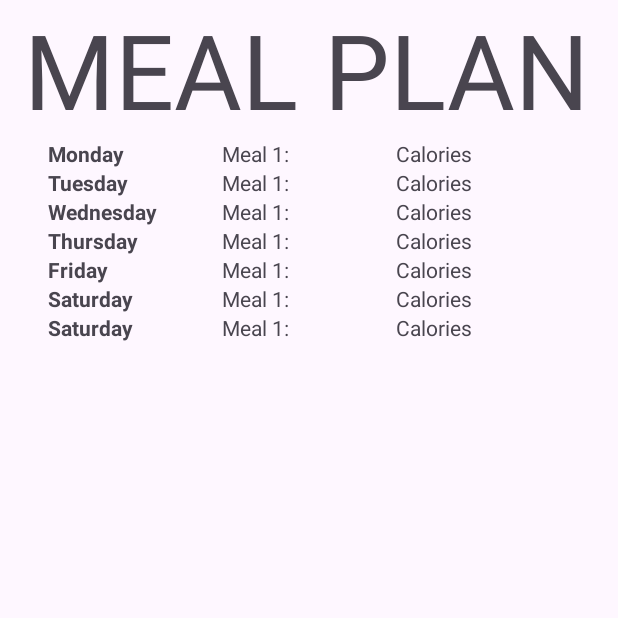
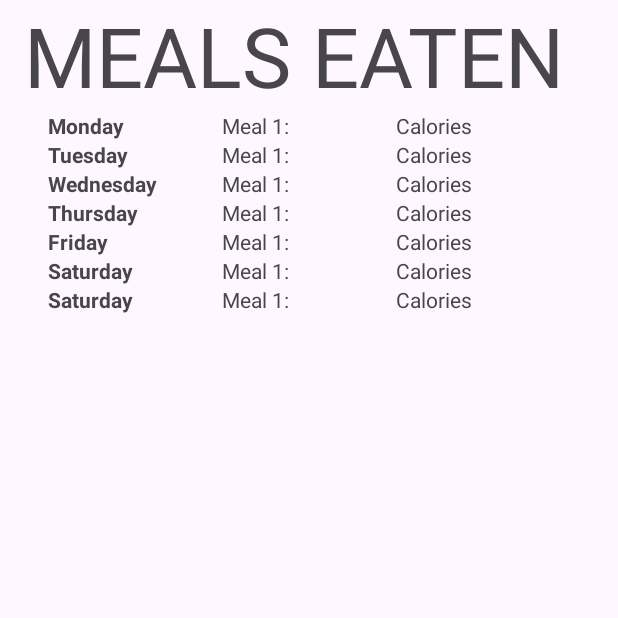
Before and after one commit to snohoho/cAIorie, an Android app: the DaysActivity screen opened directly, with no data from a screen before it, on a phone screen of 412 x 824 dp, the top half of it. Run offline under Robolectric (Android 15) with nearby library versions, the phone set to English and light mode, and no system bars.

```diff
--- a/app/src/main/res/layout/activity_days.xml
+++ b/app/src/main/res/layout/activity_days.xml
@@ -11,8 +11,8 @@
         android:id="@+id/mealPlanHead"
         android:layout_width="wrap_content"
         android:layout_height="wrap_content"
-        android:text="MEAL PLAN"
-        android:textSize="69sp" />
+        android:text="MEALS EATEN"
+        android:textSize="55sp" />
 
 
 <GridLayout
```
